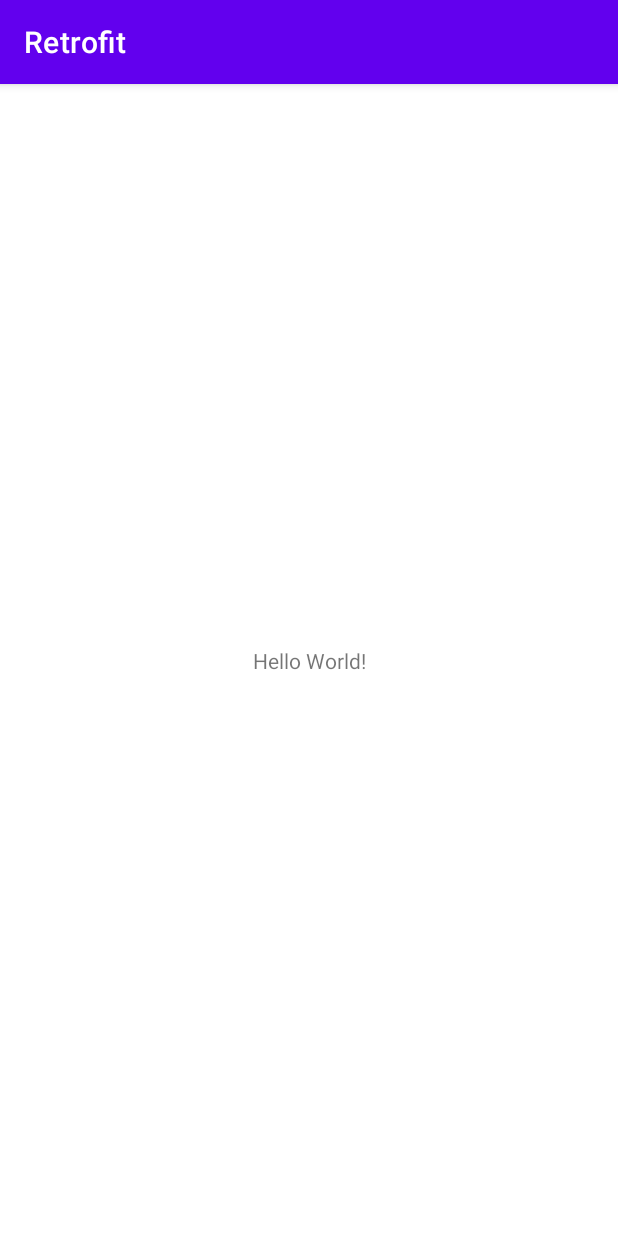
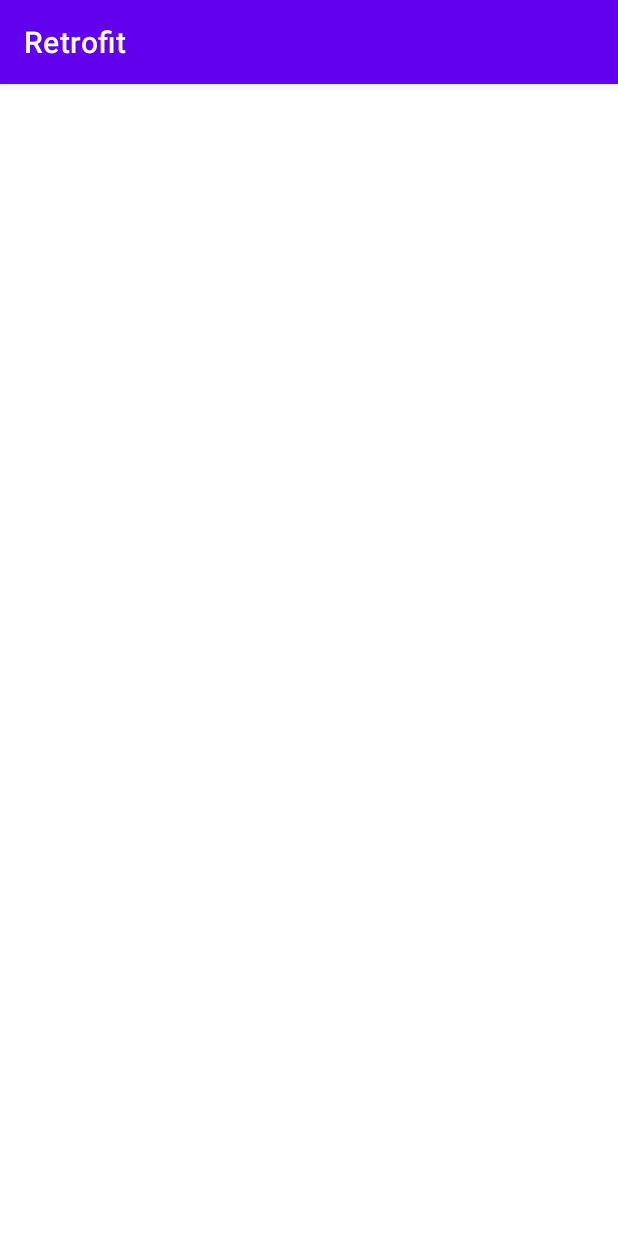
Before and after one commit to vastsmirnov/Retrofit, an Android app: the screen it shows after launch (MainActivity), on a phone screen of 412 x 824 dp. Run offline under Robolectric (Android 15) with nearby library versions, the phone set to English and light mode, and no system bars.

```diff
--- a/app/build.gradle
+++ b/app/build.gradle
@@ -40,7 +40,21 @@ dependencies {
     implementation 'androidx.appcompat:appcompat:1.4.2'
     implementation 'com.google.android.material:material:1.6.1'
     implementation 'androidx.constraintlayout:constraintlayout:2.1.4'
+
     implementation 'com.squareup.retrofit2:retrofit:2.9.0'
+
+    implementation 'androidx.fragment:fragment-ktx:1.5.0'
+
+    def koin_version = "3.1.5"
+    implementation "io.insert-koin:koin-core:$koin_version"
+    implementation "io.insert-koin:koin-android:$koin_version"
+    testImplementation "io.insert-koin:koin-test:$koin_version"
+    testImplementation "io.insert-koin:koin-test-junit4:$koin_version"
+
+    def lifecycle_version = "2.6.0-alpha01"
+    implementation "androidx.lifecycle:lifecycle-viewmodel-ktx:$lifecycle_version"
+    implementation "androidx.lifecycle:lifecycle-livedata-ktx:$lifecycle_version"
+
     testImplementation 'junit:junit:4.13.2'
     androidTestImplementation 'androidx.test.ext:junit:1.1.3'
     androidTestImplementation 'androidx.test.espresso:espresso-core:3.4.0'
--- a/app/src/main/AndroidManifest.xml
+++ b/app/src/main/AndroidManifest.xml
@@ -4,6 +4,7 @@
     package="com.vast.retrofit">
 
     <application
+        android:name=".App"
         android:allowBackup="true"
         android:dataExtractionRules="@xml/data_extraction_rules"
         android:fullBackupContent="@xml/backup_rules"
--- /dev/null
+++ b/app/src/main/java/com/vast/retrofit/App.kt
@@ -0,0 +1,21 @@
+package com.vast.retrofit
+
+import android.app.Application
+import com.vast.retrofit.data.di.dataModule
+import com.vast.retrofit.domain.di.domainModule
+import com.vast.retrofit.presentation.di.presentationModule
+import org.koin.android.ext.koin.androidContext
+import org.koin.core.context.startKoin
+
+class App: Application() {
+    override fun onCreate() {
+        super.onCreate()
+        startKoin {
+            androidContext(this@App)
+            modules(
+                presentationModule
+                    + domainModule
+                    + dataModule)
+        }
+    }
+}
--- /dev/null
+++ b/app/src/main/java/com/vast/retrofit/data/di/DataModule.kt
@@ -0,0 +1,7 @@
+package com.vast.retrofit.data.di
+
+import org.koin.dsl.module
+
+val dataModule = module {
+
+}
--- /dev/null
+++ b/app/src/main/java/com/vast/retrofit/domain/di/DomainModule.kt
@@ -0,0 +1,7 @@
+package com.vast.retrofit.domain.di
+
+import org.koin.dsl.module
+
+val domainModule = module {
+
+}
--- /dev/null
+++ b/app/src/main/java/com/vast/retrofit/presentation/di/PresentationModule.kt
@@ -0,0 +1,7 @@
+package com.vast.retrofit.presentation.di
+
+import org.koin.dsl.module
+
+val presentationModule = module {
+
+}
--- a/app/src/main/res/layout/activity_main.xml
+++ b/app/src/main/res/layout/activity_main.xml
@@ -1,18 +1,7 @@
 <?xml version="1.0" encoding="utf-8"?>
-<androidx.constraintlayout.widget.ConstraintLayout xmlns:android="http://schemas.android.com/apk/res/android"
-    xmlns:app="http://schemas.android.com/apk/res-auto"
+<androidx.constraintlayout.widget.ConstraintLayout
+    xmlns:android="http://schemas.android.com/apk/res/android"
     xmlns:tools="http://schemas.android.com/tools"
     android:layout_width="match_parent"
     android:layout_height="match_parent"
-    tools:context=".presentation.MainActivity">
-
-    <TextView
-        android:layout_width="wrap_content"
-        android:layout_height="wrap_content"
-        android:text="Hello World!"
-        app:layout_constraintBottom_toBottomOf="parent"
-        app:layout_constraintEnd_toEndOf="parent"
-        app:layout_constraintStart_toStartOf="parent"
-        app:layout_constraintTop_toTopOf="parent" />
-
-</androidx.constraintlayout.widget.ConstraintLayout>
+    tools:context=".presentation.MainActivity"/>
```
